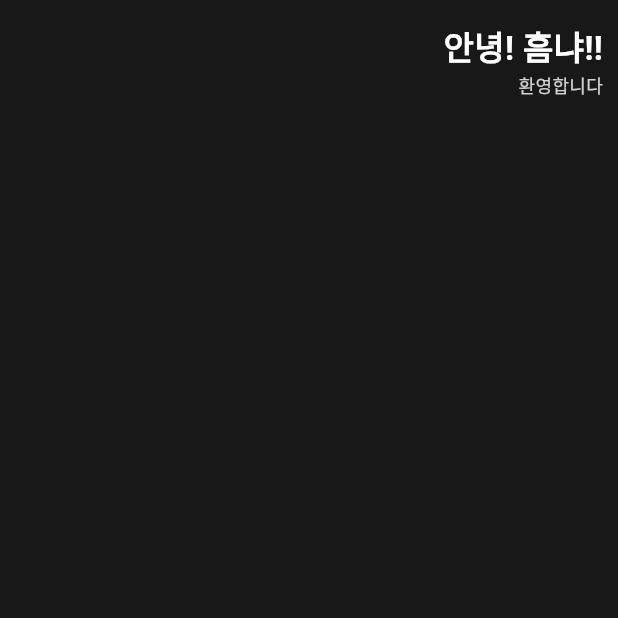
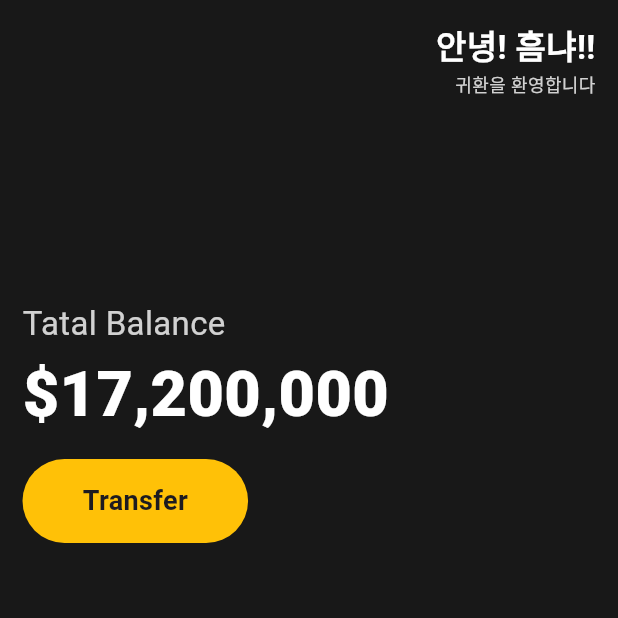
Before and after one commit to HumNya-Games/MO1, a Flutter app: the screen it shows after launch, on a phone screen of 412 x 824 dp, the top half of it. Run offline on Flutter 3.47's test engine with Material 3 defaults, Android fonts, the phone set to English and light mode, and no system bars.

Commit message:
버튼제작

```diff
--- a/toonflix/lib/main.dart
+++ b/toonflix/lib/main.dart
@@ -11,8 +11,9 @@ class App extends StatelessWidget {
       home: Scaffold(
         backgroundColor: Color(0xff181818),
         body: Padding(
-          padding: EdgeInsetsGeometry.only(right: 10),
+          padding: EdgeInsetsGeometry.symmetric(horizontal: 15),
           child: Column(
+            crossAxisAlignment: CrossAxisAlignment.start,
             children: [
               Row(
                 mainAxisAlignment: MainAxisAlignment.end,
@@ -30,7 +31,7 @@ class App extends StatelessWidget {
                         ),
                       ),
                       Text(
-                        "환영합니다",
+                        "귀환을 환영합니다",
                         style: TextStyle(
                           color: Colors.white.withOpacity(0.8),
                           fontWeight: FontWeight.w500,
@@ -41,6 +42,47 @@ class App extends StatelessWidget {
                   ),
                 ],
               ),
+              SizedBox(height: 120),
+              Text(
+                "Tatal Balance",
+                style: TextStyle(
+                  fontSize: 22,
+                  color: Colors.white.withOpacity(0.8),
+                ),
+              ),
+              SizedBox(height: 2),
+              Text(
+                "\$17,200,000",
+                style: TextStyle(
+                  fontSize: 42,
+                  fontWeight: FontWeight.w900,
+                  color: Colors.white,
+                ),
+              ),
+              SizedBox(height: 13),
+              Row(
+                children: [
+                  Container(
+                    decoration: BoxDecoration(
+                      color: Colors.amber,
+                      borderRadius: BorderRadius.circular(40),
+                    ),
+                    child: Padding(
+                      padding: EdgeInsets.symmetric(
+                        vertical: 15,
+                        horizontal: 40,
+                      ),
+                      child: Text(
+                        'Transfer',
+                        style: TextStyle(
+                          fontSize: 18,
+                          fontWeight: FontWeight.w700,
+                        ),
+                      ),
+                    ),
+                  ),
+                ],
+              ),
             ],
           ),
         ),
```
